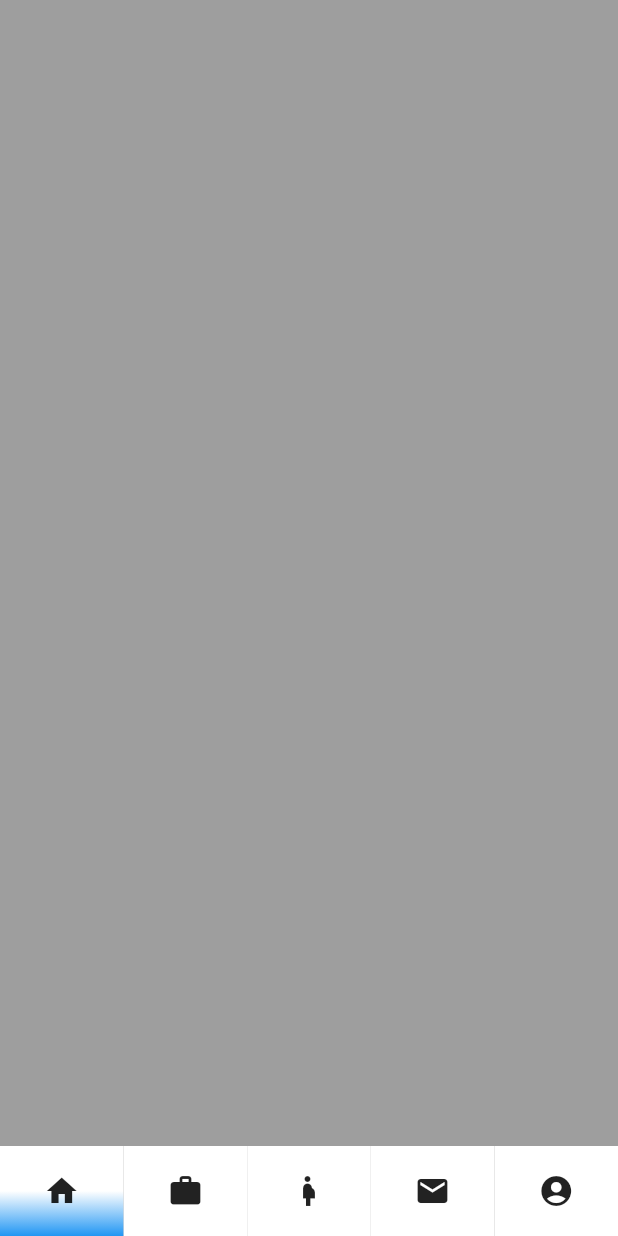
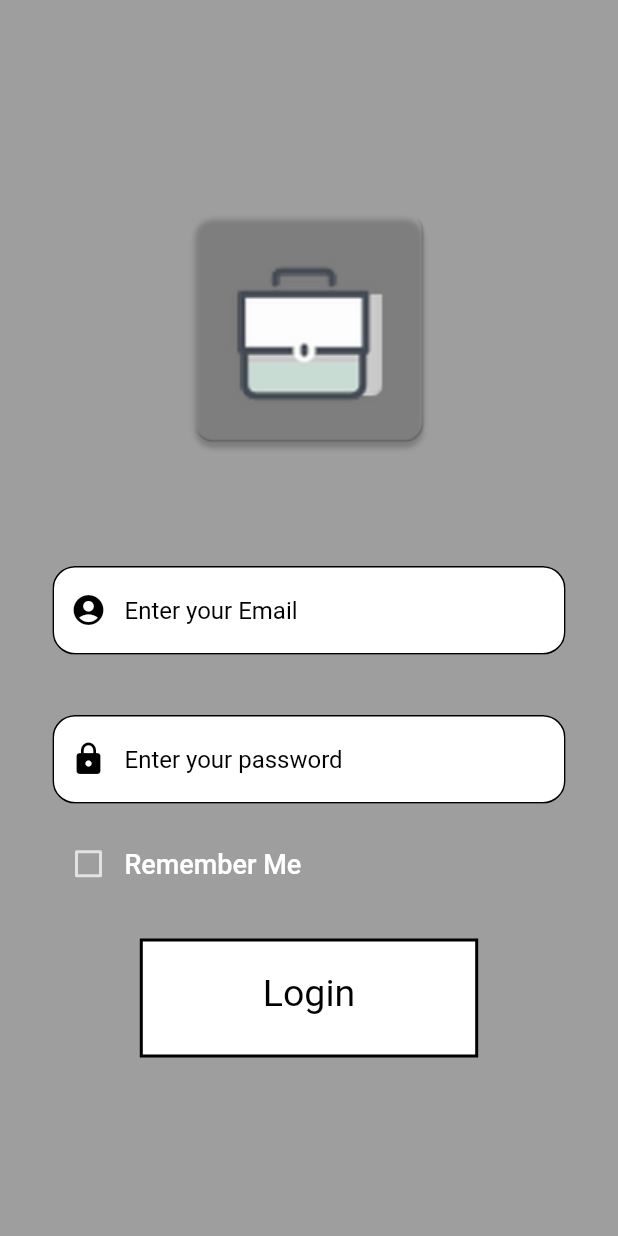
Before and after one commit to Preetam3620/Employee-Tracker-App, a Flutter app: the screen it shows after launch, on a phone screen of 412 x 824 dp. Run offline on Flutter 3.47's test engine with Material 2 defaults, Android fonts, the phone set to English and light mode, and no system bars.

Commit message:
Login Page added

```diff
--- a/emp_tracker/lib/main.dart
+++ b/emp_tracker/lib/main.dart
@@ -1,5 +1,5 @@
 import 'package:flutter/material.dart';
-import 'screens/home.dart';
+import 'screens/loginScreen.dart';
 
 void main() => runApp(MyApp());
 
@@ -13,7 +13,7 @@ class MyApp extends StatelessWidget {
           primaryColor: Colors.blueGrey.shade900,
           scaffoldBackgroundColor: Color(0xFFFFFFFF),
           accentColor: Colors.white),
-      home: Home(),
+      home: LoginScreen(),
     );
   }
 }
--- a/emp_tracker/lib/screens/home.dart
+++ b/emp_tracker/lib/screens/home.dart
@@ -1,4 +1,5 @@
 import 'package:flutter/material.dart';
+
 
 class Home extends StatefulWidget {
   @override
--- /dev/null
+++ b/emp_tracker/lib/screens/loginScreen.dart
@@ -0,0 +1,154 @@
+import 'package:flutter/cupertino.dart';
+import 'package:flutter/material.dart';
+import 'home.dart';
+
+class LoginScreen extends StatefulWidget {
+  @override
+  _LoginScreenState createState() => _LoginScreenState();
+}
+
+class _LoginScreenState extends State<LoginScreen> {
+  bool _isRemember = false;
+
+  @override
+  Widget build(BuildContext context) {
+    return SafeArea(
+      child: Scaffold(
+        backgroundColor: Colors.grey,
+        body: Column(
+          children: <Widget>[
+            Expanded(
+              flex: 3,
+              child: Container(),
+            ),
+            Expanded(
+              flex: 5,
+              child: Container(
+                child: Image.asset(
+                  'images/logo.png',
+                  width: 200.0,
+                ),
+              ),
+            ),
+            SizedBox(
+              height: 60.0,
+            ),
+            Expanded(
+              flex: 2,
+              child: Container(
+                padding: EdgeInsets.only(left: 35.0, right: 35.0),
+                child: TextField(
+                  //textAlign: TextAlign.center,
+                  decoration: InputDecoration(
+                    fillColor: Colors.white,
+                    filled: true,
+                    prefixIcon: Icon(
+                      Icons.account_circle,
+                      color: Colors.black,
+                    ),
+                    hintText: ('Enter your Email'),
+                    hintStyle: TextStyle(
+                      color: Colors.black,
+                    ),
+                    enabledBorder: OutlineInputBorder(
+                      borderRadius: BorderRadius.circular(15.0),
+                    ),
+                    focusedBorder: OutlineInputBorder(
+                        borderRadius: BorderRadius.circular(15.0),
+                        borderSide:
+                            BorderSide(color: Colors.black, width: 2.0)),
+                  ),
+                ),
+              ),
+            ),
+            SizedBox(
+              height: 20.0,
+            ),
+            Expanded(
+              flex: 2,
+              child: Container(
+                padding: EdgeInsets.only(left: 35.0, right: 35.0),
+                child: TextField(
+                  decoration: InputDecoration(
+                    fillColor: Colors.white,
+                    filled: true,
+                    prefixIcon: Icon(
+                      Icons.lock,
+                      color: Colors.black,
+                    ),
+                    hintText: ('Enter your password'),
+                    hintStyle: TextStyle(
+                      color: Colors.black,
+                    ),
+                    enabledBorder: OutlineInputBorder(
+                      borderRadius: BorderRadius.circular(15.0),
+                    ),
+                    focusedBorder: OutlineInputBorder(
+                        borderRadius: BorderRadius.circular(15.0),
+                        borderSide:
+                            BorderSide(color: Colors.black, width: 2.0)),
+                  ),
+                ),
+              ),
+            ),
+            Expanded(
+              flex: 1,
+              child: Container(
+                padding: EdgeInsets.only(left: 35.0, right: 35.0),
+                child: Row(
+                  children: <Widget>[
+                    Checkbox(
+                      value: _isRemember,
+                      onChanged: (bool value) {
+                        setState(() {
+                          _isRemember = value;
+                        });
+                      },
+                      activeColor: Colors.black54,
+                    ),
+                    Text(
+                      'Remember Me',
+                      style: TextStyle(
+                        fontSize: 18.0,
+                        fontWeight: FontWeight.w500,
+                      ),
+                    ),
+                  ],
+                ),
+              ),
+            ),
+            SizedBox(
+              height: 30.0,
+            ),
+            Expanded(
+              flex: 2,
+              child:  GestureDetector(
+                onTap: () {
+                  Navigator.push(
+                      context, MaterialPageRoute(builder: (context) => Home())
+                  );
+                },
+                child: Container(
+                  padding:  EdgeInsets.only(left:80.0,right: 80.0,top: 20.0),
+                  decoration: BoxDecoration(
+                    color: Colors.white,
+                      border: Border.all(color: Colors.black,width: 2.0)
+                  ),
+                  child: Text("Login",
+                  style: TextStyle(
+                    color: Colors.black,
+                    fontSize: 25.0
+                  ),),
+            ),
+              ),
+            ),
+            Expanded(
+              flex: 3,
+              child: Container(),
+            ),
+          ],
+        ),
+      ),
+    );
+  }
+}
```
Also changed, not shown: emp_tracker/images/logo.png (added), emp_tracker/lib/modules/buttomNavBar.dart (added), emp_tracker/pubspec.lock, 2 other files.
